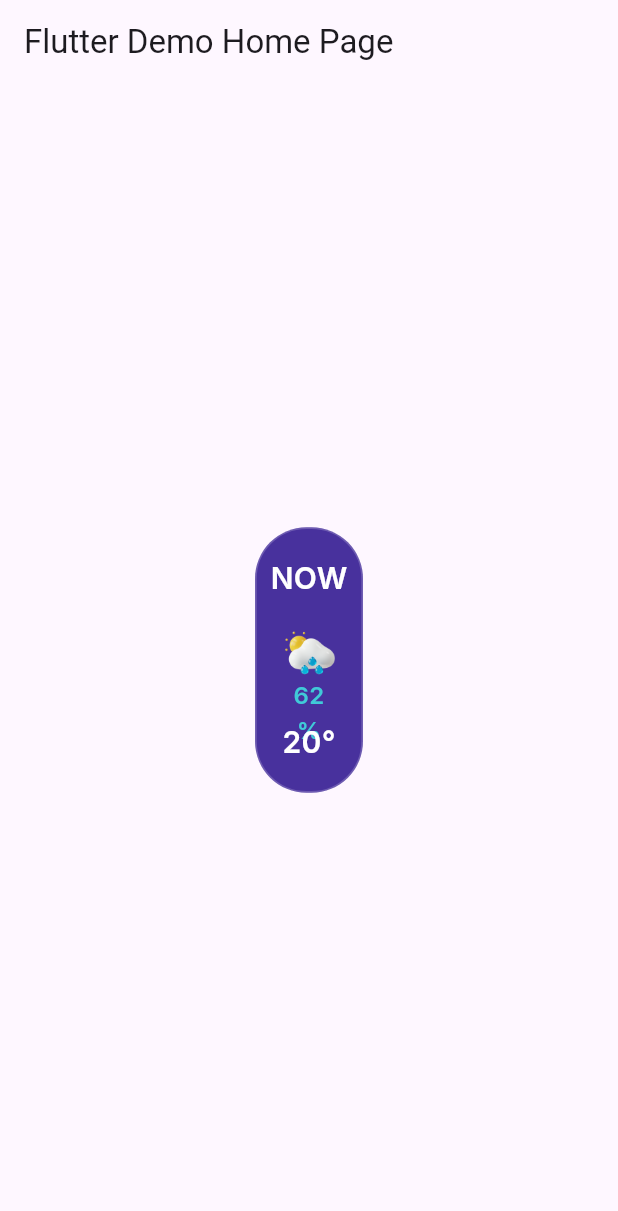
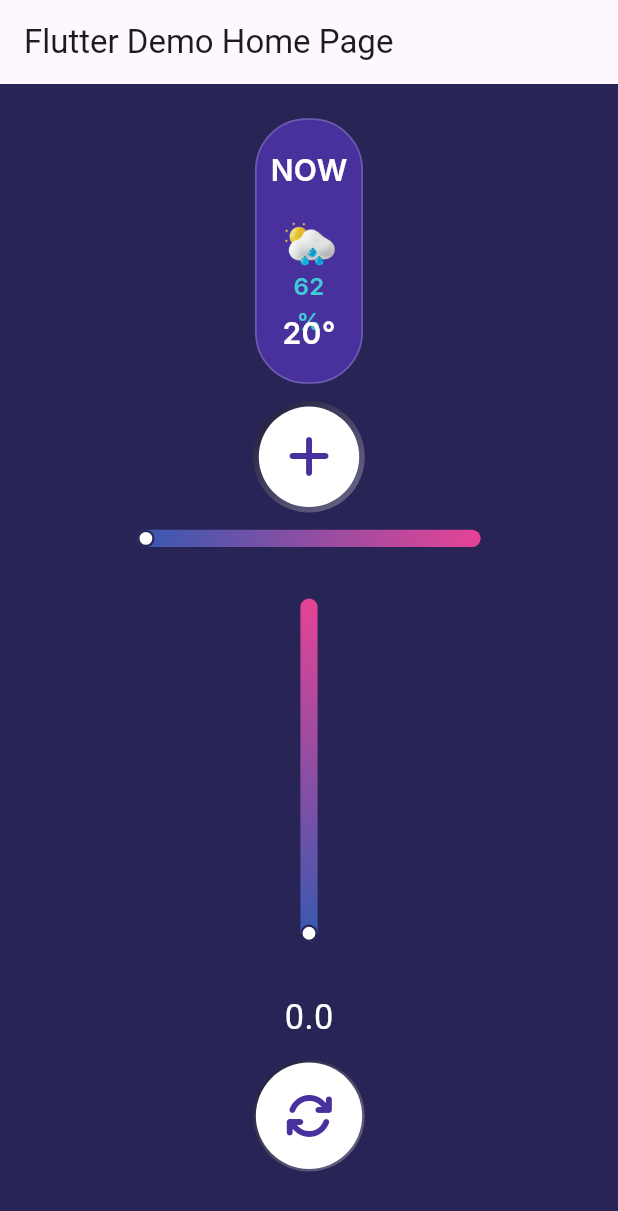
Before and after one commit to mfurkanyuceal/weather_app, a Flutter app: the screen it shows after launch, on a phone screen of 412 x 824 dp. Shown: the top 1211 px of the screen. Run offline on Flutter 3.47's test engine with Material 3 defaults, Android fonts, the phone set to English and light mode, and no system bars; our stand-ins replace flutter_screenutil, font_awesome_flutter, gap, google_fonts, logger; missing offline and left inert: storybook_flutter.

Commit message:
button component implemented, progress bar implemented

```diff
--- a/lib/components/button_component.dart
+++ b/lib/components/button_component.dart
@@ -3,7 +3,14 @@ import 'package:font_awesome_flutter/font_awesome_flutter.dart';
 import 'package:weather_app/extensions.dart';
 
 class ButtonComponent extends StatefulWidget {
-  const ButtonComponent({super.key});
+  final VoidCallback? onPressed;
+  final IconData? iconData;
+
+  const ButtonComponent({
+    super.key,
+    this.onPressed,
+    this.iconData,
+  });
 
   @override
   State<ButtonComponent> createState() => _ButtonComponentState();
@@ -12,9 +19,17 @@ class ButtonComponent extends StatefulWidget {
 class _ButtonComponentState extends State<ButtonComponent> {
   @override
   Widget build(BuildContext context) {
-    return Container(
-      padding: EdgeInsets.all(3.p),
+    return SizedBox(
+      width: 65.p,
+      child: Stack(
+        alignment: Alignment.center,
+        children: [
+          Opacity(
+            opacity: 0.4,
+            child: Center(
+              child: Container(
                 decoration: BoxDecoration(
+                  shape: BoxShape.circle,
                   gradient: LinearGradient(
                     colors: [
                       Colors.black,
@@ -23,33 +38,34 @@ class _ButtonComponentState extends State<ButtonComponent> {
                     begin: Alignment.topLeft,
                     end: Alignment.bottomRight,
                   ),
-        shape: BoxShape.circle,
                 ),
-      constraints: BoxConstraints(
-        minWidth: 64.p,
-      ),
-      child:  Container(
-        padding: EdgeInsets.all(15.p),
-        decoration: const BoxDecoration(
-          color: Colors.white,
-          shape: BoxShape.circle,
-          gradient: LinearGradient(
-            colors: [
-              Colors.white,
-              Color(0xFFBBBFC7),
-            ],
-            begin: Alignment.topLeft,
-            end: Alignment.bottomCenter,
+                width: 65.p,
+                height: 65.p,
               ),
             ),
+          ),
+          Align(
+            alignment: Alignment.center,
             child: Center(
-          child: FaIcon(
-            FontAwesomeIcons.plus,
+              child: IconButton(
+                style: IconButton.styleFrom(
+                  shape: const CircleBorder(),
+                  padding: EdgeInsets.all(17.p),
+                  backgroundColor: Colors.white,
+                  minimumSize: Size(45.p, 45.p),
+                  disabledBackgroundColor: Colors.white,
+                ),
+                onPressed: widget.onPressed,
+                icon: FaIcon(
+                  widget.iconData ?? FontAwesomeIcons.plus,
                   color: const Color(0xFF48319D),
                   size: 28.p,
                 ),
               ),
             ),
+          ),
+        ],
+      ),
     );
   }
 }
--- /dev/null
+++ b/lib/components/progress_bar_component.dart
@@ -0,0 +1,139 @@
+import 'dart:math';
+
+import 'package:flutter/material.dart';
+import 'package:weather_app/extensions.dart';
+
+enum ProgressBarType {
+  horizontal,
+  vertical;
+
+  bool get isHorizontal => this == ProgressBarType.horizontal;
+
+  bool get isVertical => this == ProgressBarType.vertical;
+}
+
+class ProgressBarComponent extends StatefulWidget {
+  final double indent;
+  final double endIndent;
+  final double radius;
+  final ProgressBarType type;
+
+  final double? value;
+
+  final List<Color> colors;
+  final Color dotBorderColor;
+
+  final Size size;
+
+  static const List<Color> _defaultColors = [
+    Color(0xFF3659B1),
+    Color(0xFFe64395),
+  ];
+
+  static const Color _defaultDorBorderColor = Color(0xFF282455);
+
+  ProgressBarComponent({
+    super.key,
+    double? radius,
+    List<Color>? colors,
+    Color? dotBorderColor,
+    this.indent = 0,
+    this.endIndent = 0,
+    this.type = ProgressBarType.horizontal,
+    this.value,
+    required this.size,
+  })  : radius = radius ?? 16.p,
+        colors = colors ?? _defaultColors,
+        dotBorderColor = dotBorderColor ?? _defaultDorBorderColor;
+
+  ProgressBarComponent.vertical({
+    super.key,
+    double? radius,
+    List<Color>? colors,
+    Color? dotBorderColor,
+    this.indent = 0,
+    this.endIndent = 0,
+    this.value,
+    required this.size,
+  })  : type = ProgressBarType.vertical,
+        radius = radius ?? 16.p,
+        colors = colors ?? _defaultColors,
+        dotBorderColor = dotBorderColor ?? _defaultDorBorderColor;
+
+  ProgressBarComponent.horizontal({
+    super.key,
+    double? radius,
+    List<Color>? colors,
+    Color? dotBorderColor,
+    this.indent = 0,
+    this.endIndent = 0,
+    this.value,
+    required this.size,
+  })  : type = ProgressBarType.horizontal,
+        radius = radius ?? 16.p,
+        colors = colors ?? _defaultColors,
+        dotBorderColor = dotBorderColor ?? _defaultDorBorderColor;
+
+  @override
+  State<ProgressBarComponent> createState() => _ProgressBarComponentState();
+}
+
+class _ProgressBarComponentState extends State<ProgressBarComponent> {
+  double get thickness => widget.type.isVertical ? widget.size.width : widget.size.height;
+
+  double get value => widget.value ?? 0;
+
+  ProgressBarType get type => widget.type;
+
+  double get verticalSize => widget.size.height - widget.size.width;
+
+  double get horizontalSize => widget.size.width - widget.size.height;
+
+  double get horizontalPosition => min(horizontalSize, value * horizontalSize);
+
+  double get verticalPosition => min(verticalSize, value * verticalSize);
+
+  @override
+  Widget build(BuildContext context) {
+    return Container(
+      width: widget.size.width,
+      height: widget.size.height,
+      margin: EdgeInsets.only(
+        left: widget.type.isVertical ? 0 : widget.indent,
+        top: widget.type.isVertical ? widget.indent : 0,
+        right: widget.type.isVertical ? 0 : widget.endIndent,
+        bottom: widget.type.isVertical ? widget.endIndent : 0,
+      ),
+      decoration: BoxDecoration(
+        borderRadius: BorderRadius.circular(widget.radius),
+        gradient: LinearGradient(
+          begin: widget.type.isVertical ? Alignment.bottomCenter : Alignment.centerLeft,
+          end: widget.type.isVertical ? Alignment.topCenter : Alignment.centerRight,
+          colors: widget.colors,
+        ),
+      ),
+      child: widget.value == null
+          ? const SizedBox()
+          : Stack(
+              children: [
+                Positioned(
+                  left: widget.type.isHorizontal ? horizontalPosition : 0,
+                  bottom: widget.type.isVertical ? verticalPosition : 0,
+                  child: Container(
+                    decoration: BoxDecoration(
+                      shape: BoxShape.circle,
+                      color: Colors.white,
+                      border: Border.all(
+                        color: widget.dotBorderColor,
+                        width: thickness / 8,
+                      ),
+                    ),
+                    width: thickness,
+                    height: thickness,
+                  ),
+                ),
+              ],
+            ),
+    );
+  }
+}
--- /dev/null
+++ b/lib/logger.dart
@@ -0,0 +1,3 @@
+import 'package:logger/logger.dart';
+
+Logger logger = Logger();
--- a/lib/main.dart
+++ b/lib/main.dart
@@ -2,11 +2,14 @@ import 'dart:math';
 
 import 'package:flutter/material.dart';
 import 'package:flutter_screenutil/flutter_screenutil.dart';
-import 'package:flutter_svg/flutter_svg.dart';
+import 'package:font_awesome_flutter/font_awesome_flutter.dart';
+import 'package:gap/gap.dart';
+import 'package:weather_app/components/button_component.dart';
 import 'package:weather_app/components/forecast_component.dart';
-import 'package:weather_app/constants/asset_constants.dart';
+import 'package:weather_app/components/progress_bar_component.dart';
 import 'package:weather_app/enums.dart';
 import 'package:weather_app/extensions.dart';
+import 'package:weather_app/logger.dart';
 import 'package:weather_app/utils.dart';
 
 Future<void> main() async {
@@ -55,21 +58,25 @@ class MyHomePage extends StatefulWidget {
 }
 
 class _MyHomePageState extends State<MyHomePage> {
-  int _counter = 0;
+  double _counter = 0;
 
   void _incrementCounter() {
     setState(() {
-      _counter++;
+      _counter += 0.1;
     });
   }
 
   @override
   Widget build(BuildContext context) {
     return Scaffold(
+      backgroundColor: const Color(0xFF282455),
       appBar: AppBar(
         title: Text(widget.title),
       ),
-      body: Center(
+      body: SingleChildScrollView(
+        padding: EdgeInsets.all(20.p),
+        physics: const BouncingScrollPhysics(),
+        child: Center(
           child: Column(
             mainAxisAlignment: MainAxisAlignment.center,
             children: <Widget>[
@@ -79,7 +86,49 @@ class _MyHomePageState extends State<MyHomePage> {
                 temperature: 20,
                 clouds: Clouds.SUN_CLOUD_MID_RAIN,
               ),
+              Gap(10.p),
+              ButtonComponent(
+                onPressed: () {
+                  _incrementCounter();
+                  logger.i('ButtonComponent pressed, counter: $_counter');
+                },
+              ),
+              Gap(10.p),
+              ProgressBarComponent.horizontal(
+                size: Size(200.p, 10.p),
+                indent: 20.p,
+                endIndent: 20.p,
+                radius: 20.p,
+                value: _counter,
+              ),
+              Gap(10.p),
+              ProgressBarComponent.vertical(
+                size: Size(10.p, 200.p),
+                indent: 20.p,
+                endIndent: 20.p,
+                radius: 20.p,
+                value: _counter,
+              ),
+              Gap(10.p),
+              Text(
+                '$_counter',
+                style: TextStyle(
+                  color: Colors.white,
+                  fontSize: 20.sp,
+                ),
+              ),
+              Gap(10.p),
+              ButtonComponent(
+                iconData: FontAwesomeIcons.arrowsRotate,
+                onPressed: () {
+                  setState(() {
+                    _counter = 0;
+                  });
+                  logger.i('ButtonComponent pressed, counter: $_counter');
+                },
+              ),
             ],
+          ),
         ),
       ),
     );
--- a/pubspec.yaml
+++ b/pubspec.yaml
@@ -32,8 +32,9 @@ dependencies:
   flutter_screenutil: ^5.9.0
   intl: ^0.19.0
   gap: ^3.0.1
-  flutter_svg: ^2.0.9
+  flutter_svg: ^2.0.10+1
   font_awesome_flutter: ^10.7.0
+  logger: ^2.0.2+1
 
 dev_dependencies:
   flutter_test:
```
Also changed, not shown: pubspec.lock, 1 other file. Lines whose indentation alone changed are shown as unchanged.
